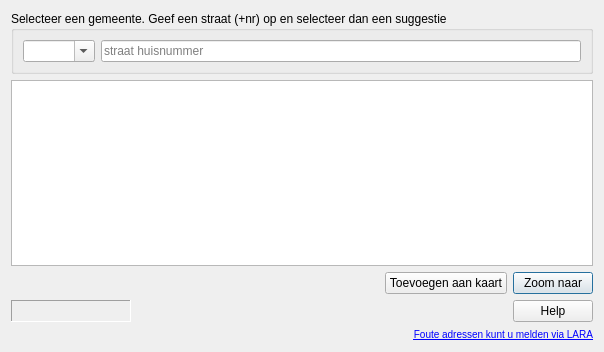
First picture: the form in ui_geopunt4qgis.ui, repository warrieka/geopunt4Qgis, before the edit.
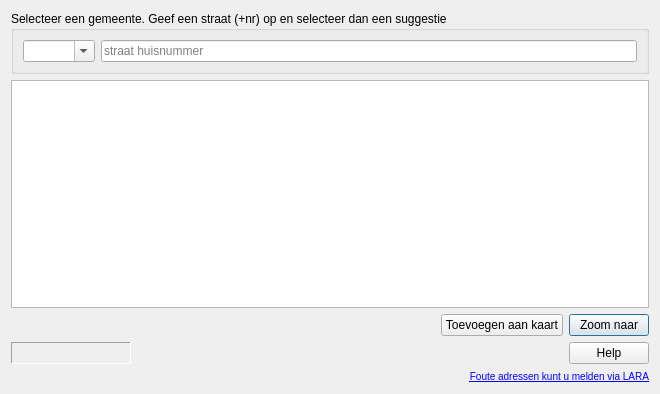
Second picture: the form after the edit. Icons and pictures are not drawn.

The edit to the form file:
```diff
--- a/ui_geopunt4qgis.ui
+++ b/ui_geopunt4qgis.ui
@@ -7,8 +7,8 @@
    <rect>
     <x>0</x>
     <y>0</y>
-    <width>604</width>
-    <height>352</height>
+    <width>660</width>
+    <height>394</height>
    </rect>
   </property>
   <property name="windowTitle">
@@ -107,7 +107,7 @@
         <enum>QFrame::Sunken</enum>
        </property>
        <property name="text">
-        <string>  </string>
+        <string/>
        </property>
       </widget>
      </item>
```
Left out of the diff: 1 changed line with no effect on the pictures.
